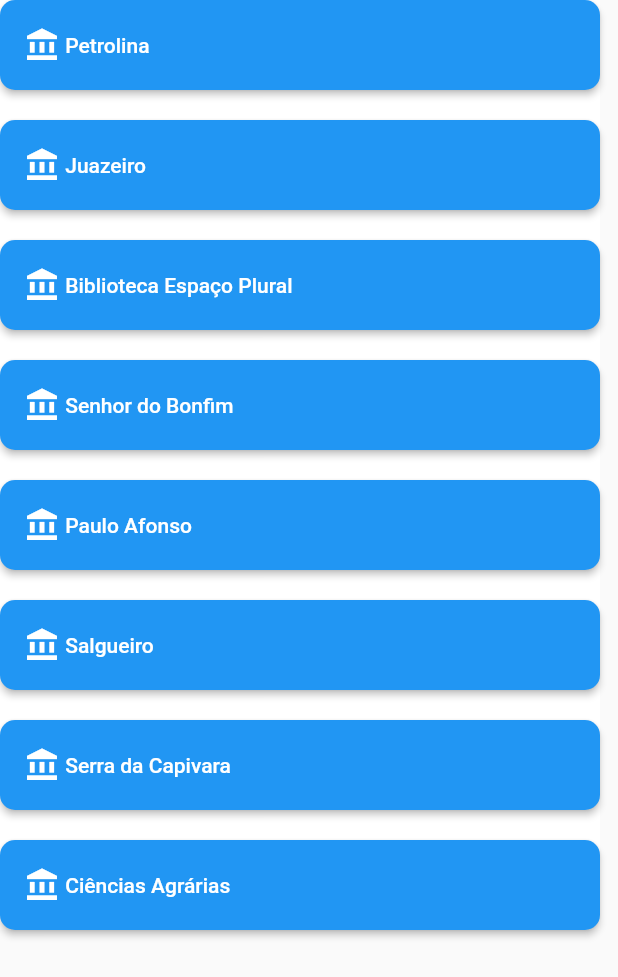
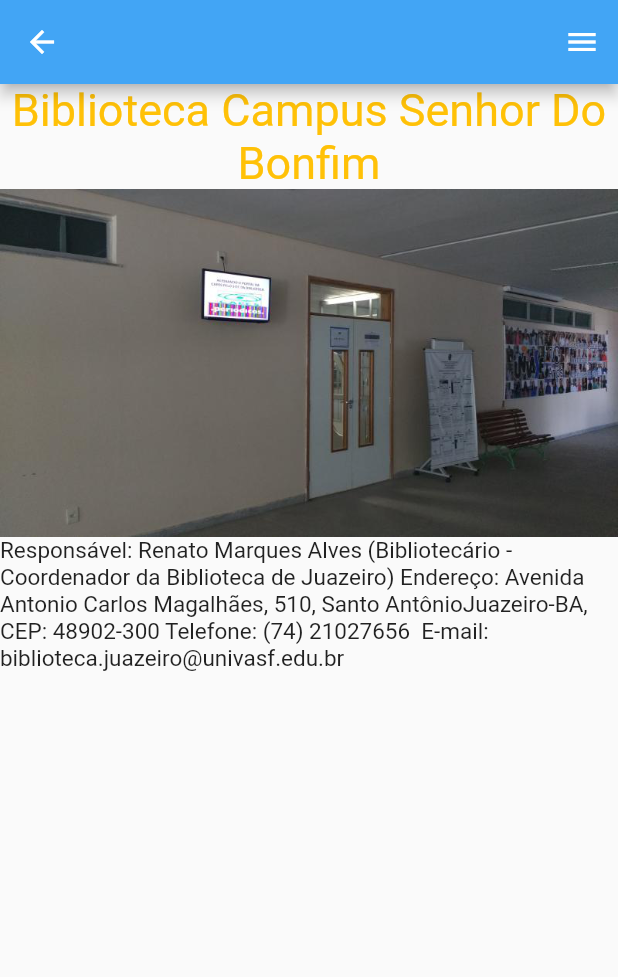
Before and after one commit to aureliodeboa/AplicativoSIBI, a Flutter app: what telabiblioteca() shows on an empty page, opened directly, after a tap on "Senhor do Bonfim", on a phone screen of 412 x 824 dp. Shown: the top 977 px of the screen. Run offline on Flutter 3.47's test engine with Material 2 defaults, Android fonts, the phone set to English and light mode, and no system bars; our stand-ins replace youtube_player_flutter; network calls fail.

Commit message:
adiciona tela de bonfim

```diff
--- a/lib/telabiblioteca.dart
+++ b/lib/telabiblioteca.dart
@@ -1,7 +1,7 @@
 import 'package:flutter/material.dart';
 import 'package:sibi/telajuazeiro.dart';
 import 'package:sibi/telapetrolina.dart';
-
+import 'package:sibi/telasenhordobonfim.dart';
 
 class telabiblioteca extends StatefulWidget {
   const telabiblioteca({Key? key}) : super(key: key);
@@ -16,140 +16,255 @@ class _telabibliotecaState extends State<telabiblioteca> {
     return Container(
       color: Colors.white,
       child: SingleChildScrollView(
-        child:  Column(
+        child: Column(
           mainAxisAlignment: MainAxisAlignment.start,
           children: [
-            ElevatedButton(onPressed: (){  Navigator.of(context).push( MaterialPageRoute(builder: (context)=> telapetrolina()));}, child: Row(children: [ Icon(Icons.account_balance), Text(' Petrolina',),],),
-              style:ButtonStyle(
-                shape: MaterialStateProperty.resolveWith((states){
-                  return RoundedRectangleBorder( borderRadius: BorderRadius.circular(10), );
+            ElevatedButton(
+              onPressed: () {
+                Navigator.of(context).push(
+                    MaterialPageRoute(builder: (context) => telapetrolina()));
+              },
+              child: Row(
+                children: [
+                  Icon(Icons.account_balance),
+                  Text(
+                    ' Petrolina',
+                  ),
+                ],
+              ),
+              style: ButtonStyle(
+                  shape: MaterialStateProperty.resolveWith((states) {
+                return RoundedRectangleBorder(
+                  borderRadius: BorderRadius.circular(10),
+                );
               }), // Muda as Bordas
-                fixedSize: MaterialStateProperty.resolveWith<Size?>((states){
+                  fixedSize: MaterialStateProperty.resolveWith<Size?>((states) {
                 return Size(400, 60);
-                }
-
-                ), //tamanho
-                backgroundColor: MaterialStateProperty.resolveWith<Color?>((states){
-                  if(states.contains(MaterialState.pressed)){
+              }), //tamanho
+                  backgroundColor:
+                      MaterialStateProperty.resolveWith<Color?>((states) {
+                if (states.contains(MaterialState.pressed)) {
                   return Colors.grey;
                 }
               }) //cor de fundo
-            ), ),
-            SizedBox(height: 20,),
-            ElevatedButton(onPressed: (){
-              Navigator.of(context).push( MaterialPageRoute(builder: (context)=> telajuzeiro()));
-            }, child: Row(children: [ Icon(Icons.account_balance), Text(' Juazeiro',),],),style:ButtonStyle(
-                shape: MaterialStateProperty.resolveWith((states){
-                  return RoundedRectangleBorder( borderRadius: BorderRadius.circular(10), );
+                  ),
+            ),
+            SizedBox(
+              height: 20,
+            ),
+            ElevatedButton(
+              onPressed: () {
+                Navigator.of(context).push(
+                    MaterialPageRoute(builder: (context) => telajuzeiro()));
+              },
+              child: Row(
+                children: [
+                  Icon(Icons.account_balance),
+                  Text(
+                    ' Juazeiro',
+                  ),
+                ],
+              ),
+              style: ButtonStyle(
+                  shape: MaterialStateProperty.resolveWith((states) {
+                return RoundedRectangleBorder(
+                  borderRadius: BorderRadius.circular(10),
+                );
               }), // Muda as Bordas
-                fixedSize: MaterialStateProperty.resolveWith<Size?>((states){
+                  fixedSize: MaterialStateProperty.resolveWith<Size?>((states) {
                 return Size(400, 60);
-                }
-
-                ), //tamanho
-                backgroundColor: MaterialStateProperty.resolveWith<Color?>((states){
-                  if(states.contains(MaterialState.pressed)){
+              }), //tamanho
+                  backgroundColor:
+                      MaterialStateProperty.resolveWith<Color?>((states) {
+                if (states.contains(MaterialState.pressed)) {
                   return Colors.grey;
                 }
               }) //cor de fundo
-            ), ),
-            SizedBox(height: 20,),
-            ElevatedButton(onPressed: (){}, child: Row(children: [ Icon(Icons.account_balance), Text(' Biblioteca Espaço Plural',),],),style:ButtonStyle(
-                shape: MaterialStateProperty.resolveWith((states){
-                  return RoundedRectangleBorder( borderRadius: BorderRadius.circular(10), );
+                  ),
+            ),
+            SizedBox(
+              height: 20,
+            ),
+            ElevatedButton(
+              onPressed: () {},
+              child: Row(
+                children: [
+                  Icon(Icons.account_balance),
+                  Text(
+                    ' Biblioteca Espaço Plural',
+                  ),
+                ],
+              ),
+              style: ButtonStyle(
+                  shape: MaterialStateProperty.resolveWith((states) {
+                return RoundedRectangleBorder(
+                  borderRadius: BorderRadius.circular(10),
+                );
               }), // Muda as Bordas
-                fixedSize: MaterialStateProperty.resolveWith<Size?>((states){
+                  fixedSize: MaterialStateProperty.resolveWith<Size?>((states) {
                 return Size(400, 60);
-                }
-
-                ), //tamanho
-                backgroundColor: MaterialStateProperty.resolveWith<Color?>((states){
-                  if(states.contains(MaterialState.pressed)){
+              }), //tamanho
+                  backgroundColor:
+                      MaterialStateProperty.resolveWith<Color?>((states) {
+                if (states.contains(MaterialState.pressed)) {
                   return Colors.grey;
                 }
               }) //cor de fundo
-            ), ),
-            SizedBox(height: 20,),
-            ElevatedButton(onPressed: (){}, child: Row(children: [ Icon(Icons.account_balance), Text(' Senhor do Bonfim',),],),style:ButtonStyle(
-                shape: MaterialStateProperty.resolveWith((states){
-                  return RoundedRectangleBorder( borderRadius: BorderRadius.circular(10), );
+                  ),
+            ),
+            SizedBox(
+              height: 20,
+            ),
+            ElevatedButton(
+              onPressed: () {
+                Navigator.of(context).push(MaterialPageRoute(
+                    builder: (context) => telasenhordobonfim()));
+              },
+              child: Row(
+                children: [
+                  Icon(Icons.account_balance),
+                  Text(
+                    ' Senhor do Bonfim',
+                  ),
+                ],
+              ),
+              style: ButtonStyle(
+                  shape: MaterialStateProperty.resolveWith((states) {
+                return RoundedRectangleBorder(
+                  borderRadius: BorderRadius.circular(10),
+                );
               }), // Muda as Bordas
-                fixedSize: MaterialStateProperty.resolveWith<Size?>((states){
+                  fixedSize: MaterialStateProperty.resolveWith<Size?>((states) {
                 return Size(400, 60);
-                }
-
-                ), //tamanho
-                backgroundColor: MaterialStateProperty.resolveWith<Color?>((states){
-                  if(states.contains(MaterialState.pressed)){
+              }), //tamanho
+                  backgroundColor:
+                      MaterialStateProperty.resolveWith<Color?>((states) {
+                if (states.contains(MaterialState.pressed)) {
                   return Colors.grey;
                 }
               }) //cor de fundo
-            ), ),
-            SizedBox(height: 20,),
-            ElevatedButton(onPressed: (){}, child: Row(children: [ Icon(Icons.account_balance), Text(' Paulo Afonso',),],),style:ButtonStyle(
-                shape: MaterialStateProperty.resolveWith((states){
-                  return RoundedRectangleBorder( borderRadius: BorderRadius.circular(10), );
+                  ),
+            ),
+            SizedBox(
+              height: 20,
+            ),
+            ElevatedButton(
+              onPressed: () {},
+              child: Row(
+                children: [
+                  Icon(Icons.account_balance),
+                  Text(
+                    ' Paulo Afonso',
+                  ),
+                ],
+              ),
+              style: ButtonStyle(
+                  shape: MaterialStateProperty.resolveWith((states) {
+                return RoundedRectangleBorder(
+                  borderRadius: BorderRadius.circular(10),
+                );
               }), // Muda as Bordas
-                fixedSize: MaterialStateProperty.resolveWith<Size?>((states){
+                  fixedSize: MaterialStateProperty.resolveWith<Size?>((states) {
                 return Size(400, 60);
-                }
-
-                ), //tamanho
-                backgroundColor: MaterialStateProperty.resolveWith<Color?>((states){
-                  if(states.contains(MaterialState.pressed)){
+              }), //tamanho
+                  backgroundColor:
+                      MaterialStateProperty.resolveWith<Color?>((states) {
+                if (states.contains(MaterialState.pressed)) {
                   return Colors.grey;
                 }
               }) //cor de fundo
-            ), ),
-            SizedBox(height: 20,),
-            ElevatedButton(onPressed: (){}, child: Row(children: [ Icon(Icons.account_balance), Text(' Salgueiro',),],),style:ButtonStyle(
-                shape: MaterialStateProperty.resolveWith((states){
-                  return RoundedRectangleBorder( borderRadius: BorderRadius.circular(10), );
+                  ),
+            ),
+            SizedBox(
+              height: 20,
+            ),
+            ElevatedButton(
+              onPressed: () {},
+              child: Row(
+                children: [
+                  Icon(Icons.account_balance),
+                  Text(
+                    ' Salgueiro',
+                  ),
+                ],
+              ),
+              style: ButtonStyle(
+                  shape: MaterialStateProperty.resolveWith((states) {
+                return RoundedRectangleBorder(
+                  borderRadius: BorderRadius.circular(10),
+                );
               }), // Muda as Bordas
-                fixedSize: MaterialStateProperty.resolveWith<Size?>((states){
+                  fixedSize: MaterialStateProperty.resolveWith<Size?>((states) {
                 return Size(400, 60);
-                }
-
-                ), //tamanho
-                backgroundColor: MaterialStateProperty.resolveWith<Color?>((states){
-                  if(states.contains(MaterialState.pressed)){
+              }), //tamanho
+                  backgroundColor:
+                      MaterialStateProperty.resolveWith<Color?>((states) {
+                if (states.contains(MaterialState.pressed)) {
                   return Colors.grey;
                 }
               }) //cor de fundo
-            ), ),
-            SizedBox(height: 20,),
-            ElevatedButton(onPressed: (){}, child: Row(children: [ Icon(Icons.account_balance), Text(' Serra da Capivara',),],),style:ButtonStyle(
-                shape: MaterialStateProperty.resolveWith((states){
-                  return RoundedRectangleBorder( borderRadius: BorderRadius.circular(10), );
+                  ),
+            ),
+            SizedBox(
+              height: 20,
+            ),
+            ElevatedButton(
+              onPressed: () {},
+              child: Row(
+                children: [
+                  Icon(Icons.account_balance),
+                  Text(
+                    ' Serra da Capivara',
+                  ),
+                ],
+              ),
+              style: ButtonStyle(
+                  shape: MaterialStateProperty.resolveWith((states) {
+                return RoundedRectangleBorder(
+                  borderRadius: BorderRadius.circular(10),
+                );
               }), // Muda as Bordas
-                fixedSize: MaterialStateProperty.resolveWith<Size?>((states){
+                  fixedSize: MaterialStateProperty.resolveWith<Size?>((states) {
                 return Size(400, 60);
-                }
-
-                ), //tamanho
-                backgroundColor: MaterialStateProperty.resolveWith<Color?>((states){
-                  if(states.contains(MaterialState.pressed)){
+              }), //tamanho
+                  backgroundColor:
+                      MaterialStateProperty.resolveWith<Color?>((states) {
+                if (states.contains(MaterialState.pressed)) {
                   return Colors.grey;
                 }
               }) //cor de fundo
-            ), ),
-            SizedBox(height: 20,),
-            ElevatedButton(onPressed: (){}, child: Row(children: [ Icon(Icons.account_balance), Text(' Ciências Agrárias',),],),style:ButtonStyle(
-                shape: MaterialStateProperty.resolveWith((states){
-                  return RoundedRectangleBorder( borderRadius: BorderRadius.circular(10), );
+                  ),
+            ),
+            SizedBox(
+              height: 20,
+            ),
+            ElevatedButton(
+              onPressed: () {},
+              child: Row(
+                children: [
+                  Icon(Icons.account_balance),
+                  Text(
+                    ' Ciências Agrárias',
+                  ),
+                ],
+              ),
+              style: ButtonStyle(
+                  shape: MaterialStateProperty.resolveWith((states) {
+                return RoundedRectangleBorder(
+                  borderRadius: BorderRadius.circular(10),
+                );
               }), // Muda as Bordas
-                fixedSize: MaterialStateProperty.resolveWith<Size?>((states){
+                  fixedSize: MaterialStateProperty.resolveWith<Size?>((states) {
                 return Size(400, 60);
-                }
-
-                ), //tamanho
-                backgroundColor: MaterialStateProperty.resolveWith<Color?>((states){
-                  if(states.contains(MaterialState.pressed)){
+              }), //tamanho
+                  backgroundColor:
+                      MaterialStateProperty.resolveWith<Color?>((states) {
+                if (states.contains(MaterialState.pressed)) {
                   return Colors.grey;
                 }
               }) //cor de fundo
-            ), ),
-
+                  ),
+            ),
           ],
         ),
       ),
--- /dev/null
+++ b/lib/telasenhordobonfim.dart
@@ -0,0 +1,38 @@
+import 'package:flutter/material.dart';
+import 'package:sibi/menulateral.dart';
+
+class telasenhordobonfim extends StatefulWidget {
+  const telasenhordobonfim({Key? key}) : super(key: key);
+
+  @override
+  State<telasenhordobonfim> createState() => _telasenhordobonfimState();
+}
+
+class _telasenhordobonfimState extends State<telasenhordobonfim> {
+  @override
+  Widget build(BuildContext context) {
+    return Scaffold(
+      appBar: AppBar(backgroundColor: Colors.blue[400]),
+      endDrawer: menulateral(),
+      body: Column(
+        children: [
+          Text('Biblioteca Campus Senhor Do Bonfim',
+              textAlign: TextAlign.center,
+              style: TextStyle(
+                color: Colors.amber,
+                fontSize: 30,
+              )),
+          Container(
+            child: Image.asset('imagem/campussenhordobonfim.png'),
+          ),
+          Text(
+              'Responsável: Renato Marques Alves (Bibliotecário - Coordenador da Biblioteca de Juazeiro)'
+              ' Endereço: Avenida Antonio Carlos Magalhães, 510, Santo AntônioJuazeiro-BA, '
+              'CEP: 48902-300 Telefone: (74) 21027656 '
+              ' E-mail: biblioteca.juazeiro@univasf.edu.br',
+              style: TextStyle(fontSize: 15)),
+        ],
+      ),
+    );
+  }
+}
```
Also changed, not shown: imagem/campussenhordobonfim.png (added). Lines whose indentation alone changed are shown as unchanged.
